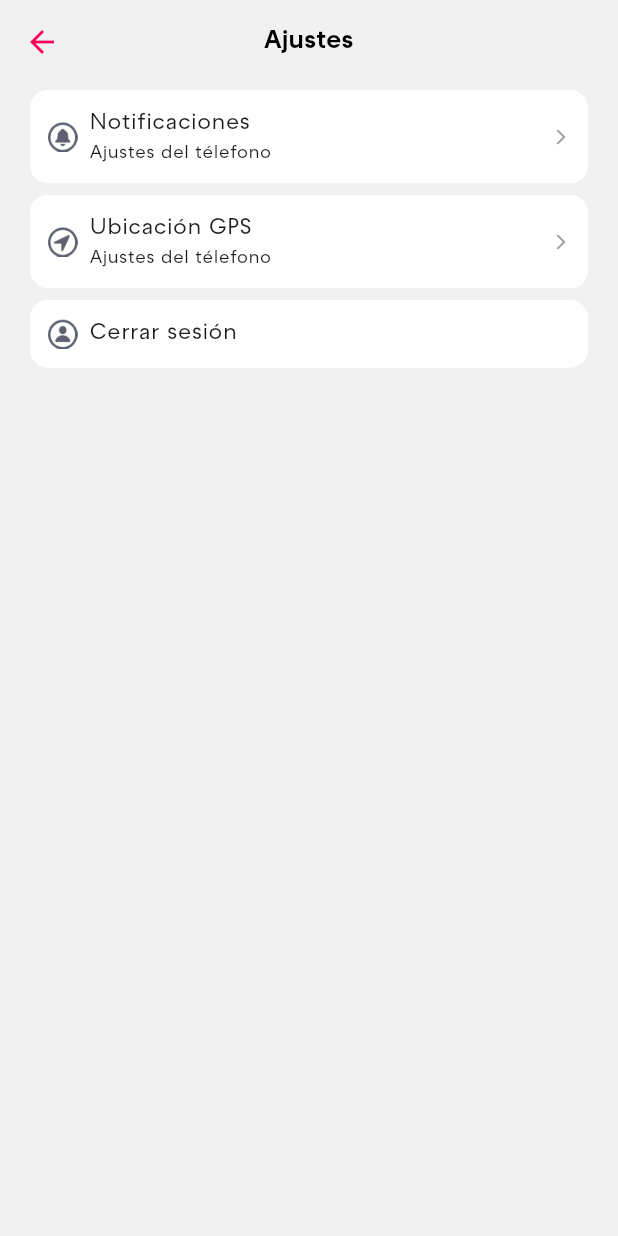
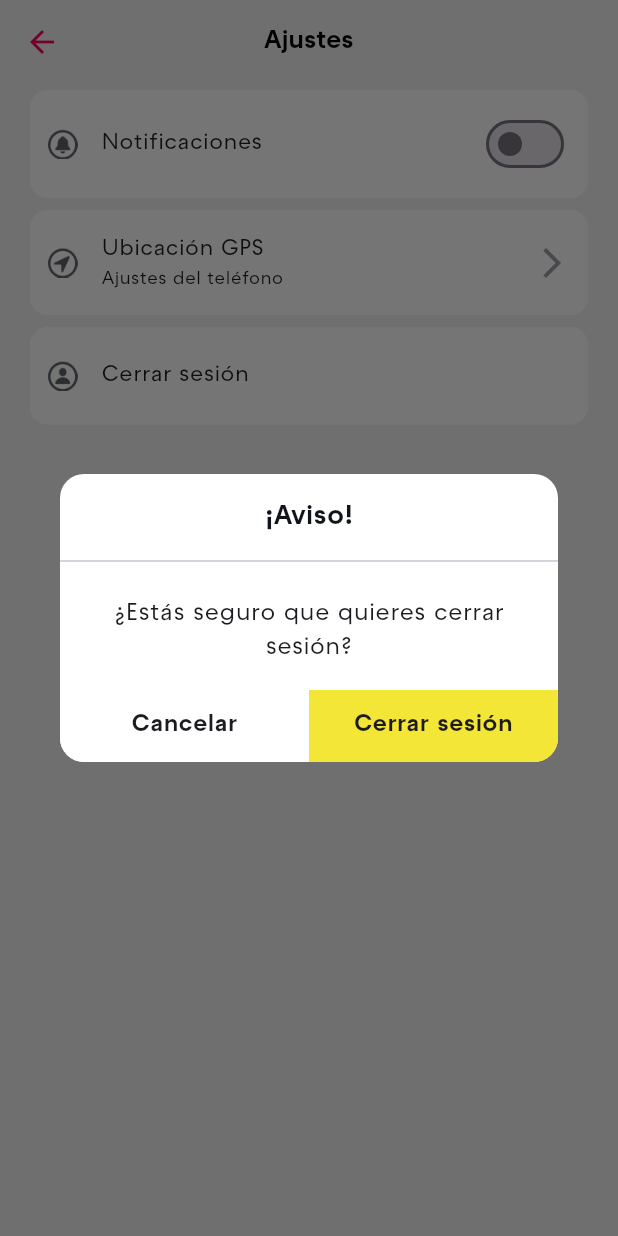
Before and after one commit to RubenPardo/rudo_app_clone, a Flutter app: the SettingsPage screen opened directly, after a tap on "Cerrar sesión", on a phone screen of 412 x 824 dp. Run offline on Flutter 3.47's test engine with Material 2 defaults, Android fonts, the phone set to English and light mode, and no system bars; our stand-ins replace dio, equatable, firebase_core, flutter_bloc, flutter_secure_storage, geolocator and 3 more; missing offline and left inert: app_settings; accounts and stored records are empty.

Commit message:
Add settings page and logout functionality

```diff
--- a/lib/core/storage_keys.dart
+++ b/lib/core/storage_keys.dart
@@ -1,3 +1,4 @@
 class StorageKeys{
   static const String authToken = "auth-token-key";
+  static const String notificationsSetting = 'notifications';
 }
--- a/lib/data/service/storage_service.dart
+++ b/lib/data/service/storage_service.dart
@@ -5,6 +5,11 @@ class StorageService{
   Future<void> writeSecureData(String key, String value) async {
     await _secureStorage.write(
         key: key, value: value, aOptions: _getAndroidOptions());
+  }
+
+  Future<void> removeSecureData(String key) async {
+    await _secureStorage.delete(
+        key: key, aOptions: _getAndroidOptions());
   }
 
   Future<String?> readSecureData(String key) async {
--- a/lib/presentation/bloc/login/login_event.dart
+++ b/lib/presentation/bloc/login/login_event.dart
@@ -1,6 +1,15 @@
 import 'package:equatable/equatable.dart';
 
 abstract class LogInEvent extends Equatable{}
+
+class InitLogIn extends LogInEvent{
+
+  InitLogIn();
+
+  @override
+  List<Object?> get props => [];
+}
+
 class LogIn extends LogInEvent{
 
   LogIn();
@@ -8,3 +17,11 @@ class LogIn extends LogInEvent{
   @override
   List<Object?> get props => [];
 }
+
+class LogOut extends LogInEvent{
+
+  LogOut();
+
+  @override
+  List<Object?> get props => [];
+}
--- a/lib/presentation/bloc/login/login_state.dart
+++ b/lib/presentation/bloc/login/login_state.dart
@@ -24,3 +24,11 @@ class Loged extends LogInState{
   @override
   List<Object?> get props => [user];
 }
+
+class LogedOut extends LogInState{
+
+  LogedOut();
+
+  @override
+  List<Object?> get props => [];
+}
--- a/lib/presentation/pages/settings_page.dart
+++ b/lib/presentation/pages/settings_page.dart
@@ -1,14 +1,49 @@
+import 'dart:developer';
+
+import 'package:app_settings/app_settings.dart';
 import 'package:flutter/material.dart';
+import 'package:flutter_bloc/flutter_bloc.dart';
 import 'package:rudo_app_clone/app/colors.dart';
-import 'package:rudo_app_clone/app/styles.dart';
+import 'package:rudo_app_clone/core/storage_keys.dart';
+import 'package:rudo_app_clone/data/service/storage_service.dart';
+import 'package:rudo_app_clone/presentation/bloc/login/login_bloc.dart';
+import 'package:rudo_app_clone/presentation/bloc/login/login_event.dart';
+import 'package:rudo_app_clone/presentation/bloc/login/login_state.dart';
+import 'package:rudo_app_clone/presentation/pages/login_page.dart';
 import 'package:rudo_app_clone/presentation/widgets/app_bar.dart';
 import 'package:rudo_app_clone/presentation/widgets/custom_card_widget.dart';
+import 'package:rudo_app_clone/presentation/widgets/custom_dialog_widget.dart';
 
-class SettingsPage extends StatelessWidget {
+class SettingsPage extends StatefulWidget {
   const SettingsPage({super.key});
 
   @override
+  State<SettingsPage> createState() => _SettingsPageState();
+}
+
+class _SettingsPageState extends State<SettingsPage> {
+
+  bool gpsEnabled = false;
+  bool notifcationsEnabled = true;
+
+  @override
+  void initState(){
+    super.initState();
+    getStorageValues();
+  }
+
+  void getStorageValues() async{
+    bool val = (await StorageService().readSecureData(StorageKeys.notificationsSetting) ?? 'false').toLowerCase() == 'true';
+    setState((){
+      notifcationsEnabled = val;
+
+    });
+  }
+
+  @override
   Widget build(BuildContext context) {
+    return BlocConsumer<LoginBloc,LogInState>(
+      builder: (context,state) {
         return Scaffold(
           appBar: CustomAppBar(
             appBar: AppBar(),
@@ -21,53 +56,111 @@ class SettingsPage extends StatelessWidget {
             child: Center(
               child: Column(
                 children: [
-              _buildProfileItem('Notificaciones',
-                'Ajustes del télefono',
-                Image.asset('assets/images/notification_icon.png',height: 20,),
-                () => null,true),
-              _buildProfileItem('Ubicación GPS',
-                'Ajustes del télefono',
-                Image.asset('assets/images/location_icon.png',height: 20,),
-                () => null,true),
-              _buildProfileItem('Cerrar sesión',null,
-                Image.asset('assets/images/person_icon.png',height: 20,),
-                () => null, false)
+                  _buildNotificationsItem(),
+                  _buildLocationItem(),
+                  _buildSignOutItem(),
                 ],
               )
             )
           ),
         );
+      },
+      listener: (context, state) {
+        if(state is LogedOut){
+          Navigator.of(context).pushAndRemoveUntil(MaterialPageRoute(builder: (context) => const LoginPage(),), (route) => false);
+        }
+      },
+    );
   }
 
-  Widget _buildProfileItem(String title,String? text, Image icon,Function() onPressed, bool showArrow ){
+  Widget _buildSignOutItem(){
     return GestureDetector(
-      onTap: () => onPressed.call(),
+      onTap: () {
+        showDialog(context: context, builder: (context) {
+           return CustomDialog(
+            title: '¡Aviso!',
+           content: '¿Estás seguro que quieres cerrar sesión?',
+           cancelText: 'Cancelar',
+           confirmText: 'Cerrar sesión',
+           onConfirm: () {
+             context.read<LoginBloc>().add(LogOut());
+           });
+        });
+
+      },
       child: CustomCard(
+        paddingH: 12,
+        paddingV: 22,
+        child: Row(
+          children: [
+            Image.asset('assets/images/person_icon.png',height: 20,),
+            const SizedBox(width: 16,),
+            const Text('Cerrar sesión',style: TextStyle(fontSize: 15,fontWeight: FontWeight.w500)),
+          ]
+        )
+      ),
+    );
+  }
+
+  Widget _buildNotificationsItem(){
+    return CustomCard(
       paddingH: 12,
       paddingV: 12,
       child: Row(
         children: [
-            icon,
-            const SizedBox(width: 8,),
+          Image.asset('assets/images/notification_icon.png',height: 20,),
+          const SizedBox(width: 16,),
+          const Text('Notificaciones',style: TextStyle(fontSize: 15,fontWeight: FontWeight.w500)),
+          const Spacer(),
+          Switch(value: notifcationsEnabled, onChanged: (value) {
+                  setState(() {
+                    notifcationsEnabled = !notifcationsEnabled;
+                  });
+                  StorageService().writeSecureData(StorageKeys.notificationsSetting,notifcationsEnabled.toString());
+
+                }, activeColor: AppColors.green,)
+        ],
+      )
+    );
+  }
+
+  Widget _buildLocationItem(){
+    return GestureDetector(
+      onTap: () {
+        showDialog(context: context, builder:(context) {
+          return CustomDialog(
+            title: '¡Aviso!',
+            content: 'Recuerda que si deshabilitas tu ubicación GPS no podrás hacer checks desde la app.',
+            cancelText: 'Cancelar',
+            confirmText: 'Continuar',
+            onConfirm: () {
+              AppSettings.openLocationSettings();
+            },);
+        },);
+      },
+      child: CustomCard(
+        paddingH: 12,
+        paddingV: 16,
+        child: Row(
+          children: [
+            Image.asset('assets/images/location_icon.png',height: 20,),
+            const SizedBox(width: 16,),
             Column(
-              mainAxisAlignment: MainAxisAlignment.center,
+              mainAxisSize: MainAxisSize.min,
               crossAxisAlignment: CrossAxisAlignment.start,
-              children: [
-                Text(title,style: const TextStyle(fontSize: 15,fontWeight: FontWeight.w500)),
-                if(text!=null)
-                  const SizedBox(width: 8,),
-                if(text!=null)
-                  Text(text,style: const TextStyle(fontSize: 12,fontWeight: FontWeight.w500),),
+              children: const [
+                Text('Ubicación GPS',style: TextStyle(fontSize: 15,fontWeight: FontWeight.w500)),
+                Text('Ajustes del teléfono',style: TextStyle(fontSize: 12,fontWeight: FontWeight.w500)),
 
               ],
             ),
             const Spacer(),
-            showArrow
-              ? const Icon(Icons.arrow_forward_ios,color: AppColors.unselectedIcon,size: 12,)
-              : const SizedBox()
+            const Icon(Icons.arrow_forward_ios, color: AppColors.unselectedIcon,)
           ],
         )
-      )
+      ),
     );
   }
+
+
 }
--- a/lib/presentation/widgets/custom_dialog_widget.dart
+++ b/lib/presentation/widgets/custom_dialog_widget.dart
@@ -1,14 +1,14 @@
 import 'package:flutter/material.dart';
-import 'package:flutter/src/widgets/framework.dart';
-import 'package:flutter/src/widgets/placeholder.dart';
 import 'package:rudo_app_clone/app/colors.dart';
 import 'package:rudo_app_clone/app/styles.dart';
 
 class CustomDialog extends StatelessWidget {
-  const CustomDialog({super.key, required this.title, required this.content, required this.cancelText, required this.confirmText, this.onConfirm});
+  const CustomDialog({super.key, required this.title, required this.content, required this.cancelText, required this.confirmText, this.onConfirm,
+  this.oneButtonOnly = false});
 
   final String title, content, cancelText, confirmText;
   final Function()? onConfirm;
+  final bool oneButtonOnly;
 
   @override
   Widget build(BuildContext context) {
@@ -32,36 +32,40 @@ class CustomDialog extends StatelessWidget {
                     mainAxisSize: MainAxisSize.max,
                     children: [
 
-                        Expanded(
+                        // ----------------- cancel button
+                        oneButtonOnly ? const SizedBox()
+                        : Expanded(
+                          child: GestureDetector(
+                            onTap: () {
+                              Navigator.of(context).pop();
+                            },
                             child: Container(
-                            decoration: const BoxDecoration(
+                              height: 48,
+                              decoration:const  BoxDecoration(
                                 color: Colors.white,
-                              borderRadius: BorderRadius.only(bottomLeft: Radius.circular(16))
+                                borderRadius: BorderRadius.only(bottomLeft: Radius.circular(16),),
                               ),
                               child: Center(
-                              child: TextButton(
-                                child: Text(cancelText,style: CustomTextStyles.bodyLarge,),
-                                onPressed: () {
+                                child:Text(cancelText,style: CustomTextStyles.bodyLarge.copyWith(fontWeight: FontWeight.bold,),),
+                              ),
+                            ),
+                          ),
+                        ),
+                        // --------------- confrim button
+                         Expanded(
+                          child: GestureDetector(
+                            onTap: () {
+                              onConfirm?.call();
                                     Navigator.of(context).pop();
                             },
-                              ),
-                            ),
-                          )
-                        ),
-
-                        Expanded(
                             child: Container(
-                            decoration: const BoxDecoration(
+                              height: 48,
+                              decoration: BoxDecoration(
                                 color: AppColors.primaryColor,
-                              borderRadius: BorderRadius.only(bottomRight: Radius.circular(16))
+                                borderRadius: BorderRadius.only(bottomRight: const Radius.circular(16),bottomLeft: Radius.circular(oneButtonOnly ? 16 : 0)),
                               ),
                               child: Center(
-                              child: TextButton(
-                                onPressed: (){
-                                  onConfirm!.call();
-                                  Navigator.of(context).pop();
-                                },
-                                child: Text(confirmText,style: CustomTextStyles.bodyLarge,),
+                                child: Text(confirmText,style: CustomTextStyles.bodyLarge.copyWith(fontWeight: FontWeight.bold),),
                               ),
                             ),
                           )
--- a/pubspec.yaml
+++ b/pubspec.yaml
@@ -22,6 +22,7 @@ dependencies:
   geolocator: ^9.0.2
   rxdart: ^0.27.7
   collection: ^1.17.0
+  app_settings: ^4.2.0
 
 
 dev_dependencies:
```
Also changed, not shown: lib/presentation/bloc/login/login_bloc.dart (+20 -1 lines), lib/presentation/pages/login_page.dart (+7 -2 lines), lib/presentation/widgets/sesame_widget.dart (+20 -3 lines), pubspec.lock, 1 other file. Lines whose indentation alone changed are shown as unchanged.
